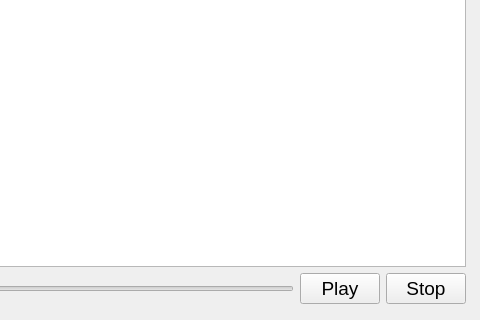
First picture: the form in libfullcircle/simulator.ui, repository C3MA/fullcircle, before the edit; both pictures show x 425 to 905 and y 397 to 717 of the 905 by 717 pixel window.
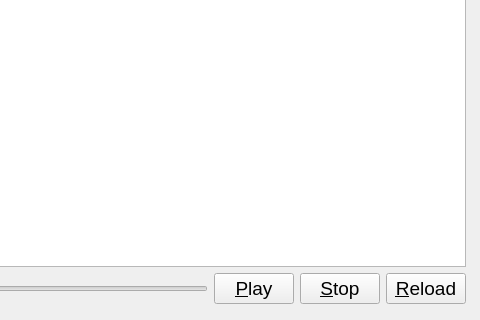
Second picture: the form after the edit. Icons and pictures are not drawn.

Commit message: added reload button

The edit to the form file:
```diff
--- a/libfullcircle/simulator.ui
+++ b/libfullcircle/simulator.ui
@@ -82,7 +82,7 @@
          </font>
         </property>
         <property name="text">
-         <string>Play</string>
+         <string>&amp;Play</string>
         </property>
        </widget>
       </item>
@@ -96,7 +96,21 @@
          </font>
         </property>
         <property name="text">
-         <string>Stop</string>
+         <string>&amp;Stop</string>
+        </property>
+       </widget>
+      </item>
+      <item>
+       <widget class="QPushButton" name="reload_PB">
+        <property name="font">
+         <font>
+          <pointsize>14</pointsize>
+          <weight>50</weight>
+          <bold>false</bold>
+         </font>
+        </property>
+        <property name="text">
+         <string>&amp;Reload</string>
         </property>
        </widget>
       </item>
```
Left out of the diff: 2 changed lines with no effect on the pictures. The commit also changes 3 other files.
